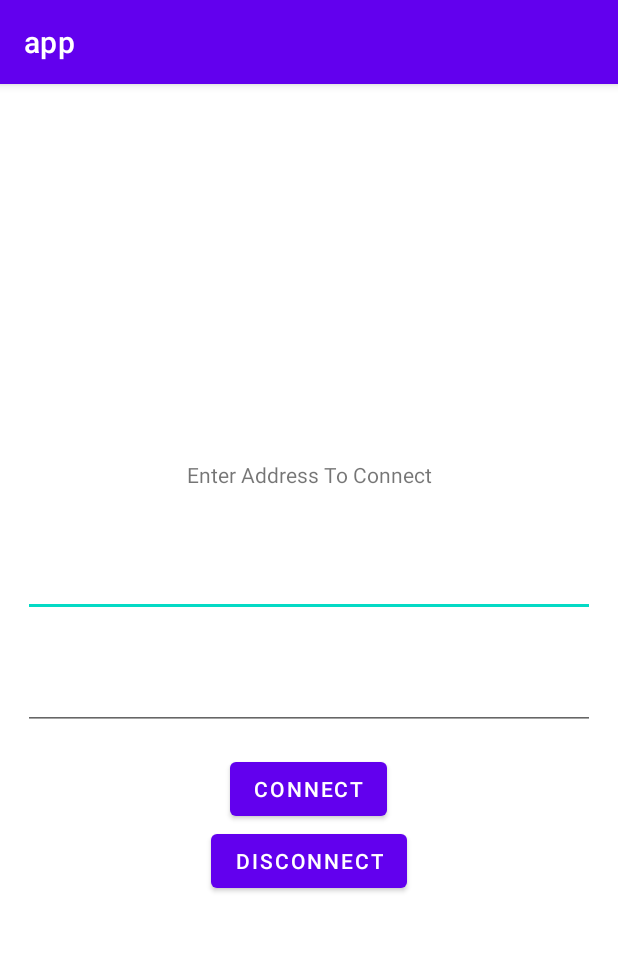
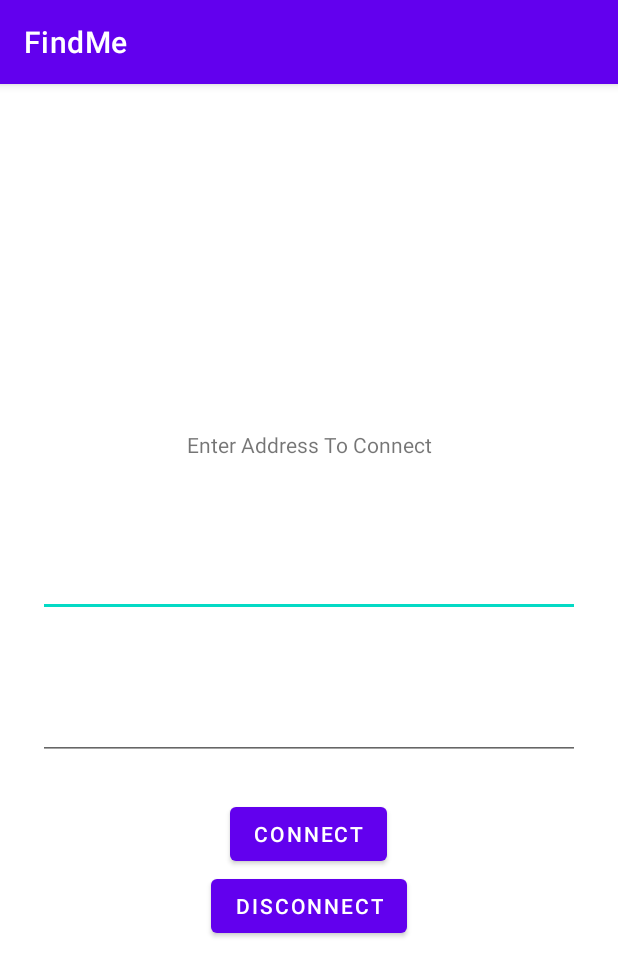
Before and after one commit to Ghsjulian/finde-me, an Android app: the screen it shows after launch (MainActivity), on a phone screen of 412 x 824 dp. Shown: the top 976 px of the screen. Run offline under Robolectric (Android 15) with nearby library versions, the phone set to English and light mode, and no system bars; 2 statements that could not run were skipped.

```diff
--- a/app/src/main/java/com/my/ghs/MainActivity.java
+++ b/app/src/main/java/com/my/ghs/MainActivity.java
@@ -15,43 +15,58 @@ public class MainActivity extends AppCompatActivity {
 	private Button connect, disconnect;
 	GetLocation location;
 
+	// Saved Ip Address And Port Number
+	private String saveIp = "127.0.0.1";
+	private int savePort = 8080;
+
+	// Main Method Here
 	@Override
 	protected void onCreate(Bundle savedInstanceState) {
 		super.onCreate(savedInstanceState);
 		setContentView(R.layout.activity_main);
-
 		ipAddress = findViewById(R.id.ip);
 		port = findViewById(R.id.port);
 		connect = findViewById(R.id.connect);
 		disconnect = findViewById(R.id.disconnect);
-		// Get The Cordinator Lat And Log
+
+		// Get The Cordinator Latitude And Logitute
 		location = new GetLocation(this);
 		double data[] = location.getLocation();
 		String latitude = String.valueOf(data[0]);
 		String longitude = String.valueOf(data[1]);
 
-		// Call the Click Button Here
+		/*
+		// Call The Connect Button
+		// For Connecting With The Server
+		// It Will Start The Foreground Service
+		// The Foreground Service Will Take Some Parameters
+		*/
+
+		/*
+		Call The Foreground Service If The Address Exist
+		*/
+	    StartForeground(saveIp,savePort,latitude,longitude);
+		/*
+		*
+		*
+		*
+		*/
 		connect.setOnClickListener(new View.OnClickListener() {
 			@Override
 			public void onClick(View v) {
-				// Step 3: Retrieve the input value
-				String inputValue = ipAddress.getText().toString();
-				showToast(inputValue);
-				// start the service
 				Intent serviceIntent = new Intent(MainActivity.this, MyService.class);
-				serviceIntent.putExtra("ip", inputValue);
+				serviceIntent.putExtra("ip", ipAddress.getText().toString());
+				serviceIntent.putExtra("port", Integer.parseInt(port.getText().toString()));
 				serviceIntent.putExtra("lat", latitude);
 				serviceIntent.putExtra("lon", longitude);
-				serviceIntent.putExtra("port", Integer.parseInt(port.getText().toString()));
 				startService(serviceIntent);
 			}
 		});
 
-		// Disconnect The Service
+		// For Disconnect The Foreground Service
 		disconnect.setOnClickListener(new View.OnClickListener() {
 			@Override
 			public void onClick(View v) {
-				// Send a broadcast to the service to stop it
 				Intent stopIntent = new Intent(MyService.ACTION_STOP_SERVICE);
 				sendBroadcast(stopIntent);
 				showToast("Foreground Service Stopped!");
@@ -60,7 +75,15 @@ public class MainActivity extends AppCompatActivity {
 	}
 
 	public void showToast(String msg) {
-		Toast.makeText(MainActivity.this, "Input: " + msg, Toast.LENGTH_SHORT).show();
+		Toast.makeText(MainActivity.this, msg, Toast.LENGTH_SHORT).show();
+	}
 
+	public void StartForeground(String ip, int port, String latitude, String longitude) {
+		Intent serviceIntent = new Intent(MainActivity.this, MyService.class);
+		serviceIntent.putExtra("ip", ip);
+		serviceIntent.putExtra("port", port);
+		serviceIntent.putExtra("lat", latitude);
+		serviceIntent.putExtra("lon", longitude);
+		startService(serviceIntent);
 	}
 }
--- a/app/src/main/res/layout/activity_main.xml
+++ b/app/src/main/res/layout/activity_main.xml
@@ -10,7 +10,7 @@
     <TextView
         android:layout_width="match_parent"
         android:layout_height="wrap_content"
-        android:layout_margin="15dp"
+        android:layout_margin="25dp"
         android:gravity="center"
         android:padding="10dp"
         android:text="Enter Address To Connect"
@@ -20,7 +20,7 @@
         android:id="@+id/ip"
         android:layout_width="match_parent"
         android:layout_height="wrap_content"
-        android:layout_margin="15dp"
+        android:layout_margin="25dp"
         android:hint="Enter IP Address"
         android:padding="10dp"
         android:textColorHint="#ffffff" />
@@ -29,7 +29,7 @@
         android:id="@+id/port"
         android:layout_width="match_parent"
         android:layout_height="wrap_content"
-        android:layout_margin="15dp"
+        android:layout_margin="25dp"
         android:hint="Enter Port Number"
         android:padding="10dp"
         android:textColorHint="#ffffff" />
--- a/app/src/main/res/values/strings.xml
+++ b/app/src/main/res/values/strings.xml
@@ -1,3 +1,3 @@
 <resources>
-    <string name="app_name">app</string>
+    <string name="app_name">FindMe</string>
 </resources>
```
Also changed, not shown: app/src/main/AndroidManifest.xml (+5 -6 lines), app/src/main/java/com/my/ghs/GetLocation.java (+1 -73 lines), app/src/main/java/com/my/ghs/MyService.java (+7 -8 lines), app/src/main/java/com/my/ghs/SocketService.java (deleted, +0 -90 lines), app/src/main/res/drawable/icon.png (added), 1 other file.
